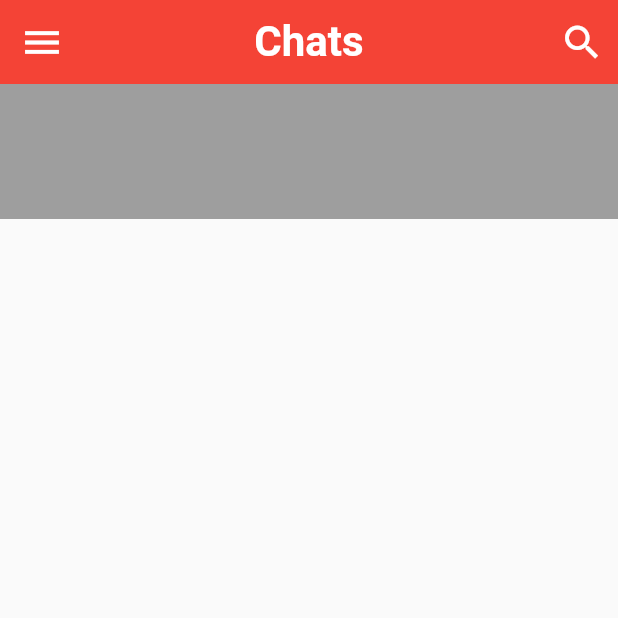
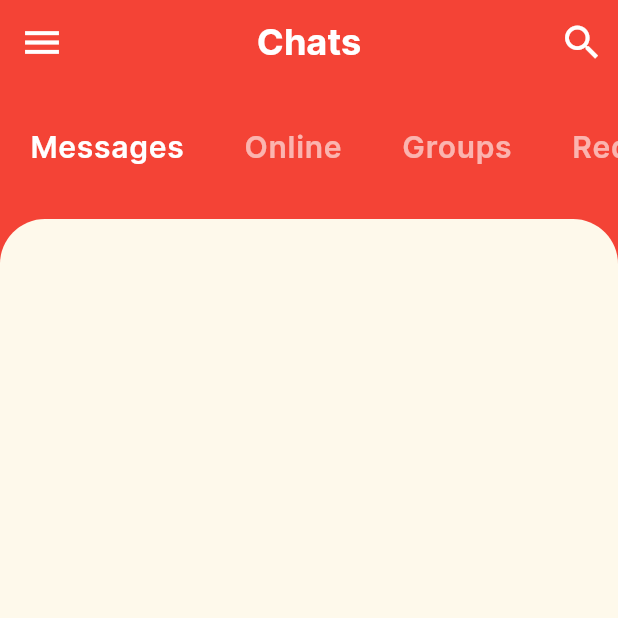
Before and after one commit to tamathecxder/chat_ui, a Flutter app: the screen it shows after launch, on a phone screen of 412 x 824 dp, the top half of it. Run offline on Flutter 3.47's test engine with Material 2 defaults, Android fonts, the phone set to English and light mode, and no system bars.

Commit message:
Membungkus body dengan kolom dan expanded widget untuk section favorites

```diff
--- a/lib/main.dart
+++ b/lib/main.dart
@@ -2,7 +2,7 @@ import 'package:chat_ui/screens/home_screen.dart';
 import 'package:flutter/material.dart';
 
 void main(List<String> args) {
-  runApp(MyApp());
+  runApp(const MyApp());
 }
 
 class MyApp extends StatelessWidget {
@@ -14,10 +14,12 @@ class MyApp extends StatelessWidget {
       debugShowCheckedModeBanner: false,
       title: "Chat UI",
       theme: ThemeData(
+        primaryColor: Colors.red,
         colorScheme: ColorScheme.fromSwatch().copyWith(
           secondary: Color(0xFFFEF9EB),
           primary: Colors.red,
         ),
+        fontFamily: "Inter",
       ),
       home: const HomeScreen(),
     );
--- a/lib/screens/home_screen.dart
+++ b/lib/screens/home_screen.dart
@@ -11,6 +11,7 @@ class _HomeScreenState extends State<HomeScreen> {
   @override
   Widget build(BuildContext context) {
     return Scaffold(
+      backgroundColor: Theme.of(context).primaryColor,
       appBar: AppBar(
         leading: IconButton(
           icon: Icon(Icons.menu),
@@ -22,7 +23,7 @@ class _HomeScreenState extends State<HomeScreen> {
         centerTitle: true,
         title: const Text(
           "Chats",
-          style: TextStyle(fontSize: 28.0, fontWeight: FontWeight.bold),
+          style: TextStyle(fontSize: 24.0, fontWeight: FontWeight.bold),
         ),
         actions: [
           IconButton(
@@ -34,7 +35,20 @@ class _HomeScreenState extends State<HomeScreen> {
         ],
       ),
       body: Column(
-        children: [CategorySelector()],
+        children: [
+          CategorySelector(),
+          Expanded(
+            child: Container(
+              decoration: BoxDecoration(
+                color: Theme.of(context).colorScheme.secondary,
+                borderRadius: BorderRadius.only(
+                  topLeft: Radius.circular(30.0),
+                  topRight: Radius.circular(30.0),
+                ),
+              ),
+            ),
+          )
+        ],
       ),
     );
   }
@@ -50,11 +64,40 @@ class CategorySelector extends StatefulWidget {
 }
 
 class _CategorySelectorState extends State<CategorySelector> {
+  int selectedIndex = 0;
+  final List<String> categories = ["Messages", "Online", "Groups", "Request"];
+
   @override
   Widget build(BuildContext context) {
     return Container(
       height: 90.0,
-      color: Colors.grey,
+      color: Theme.of(context).primaryColor,
+      child: ListView.builder(
+        scrollDirection: Axis.horizontal,
+        itemCount: categories.length,
+        itemBuilder: (context, index) {
+          return GestureDetector(
+            onTap: () {
+              setState(() {
+                selectedIndex = index;
+              });
+            },
+            child: Padding(
+              padding:
+                  const EdgeInsets.symmetric(horizontal: 20.0, vertical: 30.0),
+              child: Text(
+                "${categories[index]}",
+                style: TextStyle(
+                    color:
+                        index == selectedIndex ? Colors.white : Colors.white60,
+                    fontWeight: FontWeight.w600,
+                    fontSize: 20.0,
+                    letterSpacing: 0.5),
+              ),
+            ),
+          );
+        },
+      ),
     );
   }
 }
```
Also changed, not shown: pubspec.yaml (+12 -12 lines), assets/fonts/Inter/Inter-Bold.ttf (added), assets/fonts/Inter/Inter-Medium.ttf (added), assets/fonts/Inter/Inter-Regular.ttf (added), assets/fonts/Inter/Inter-SemiBold.ttf (added).
